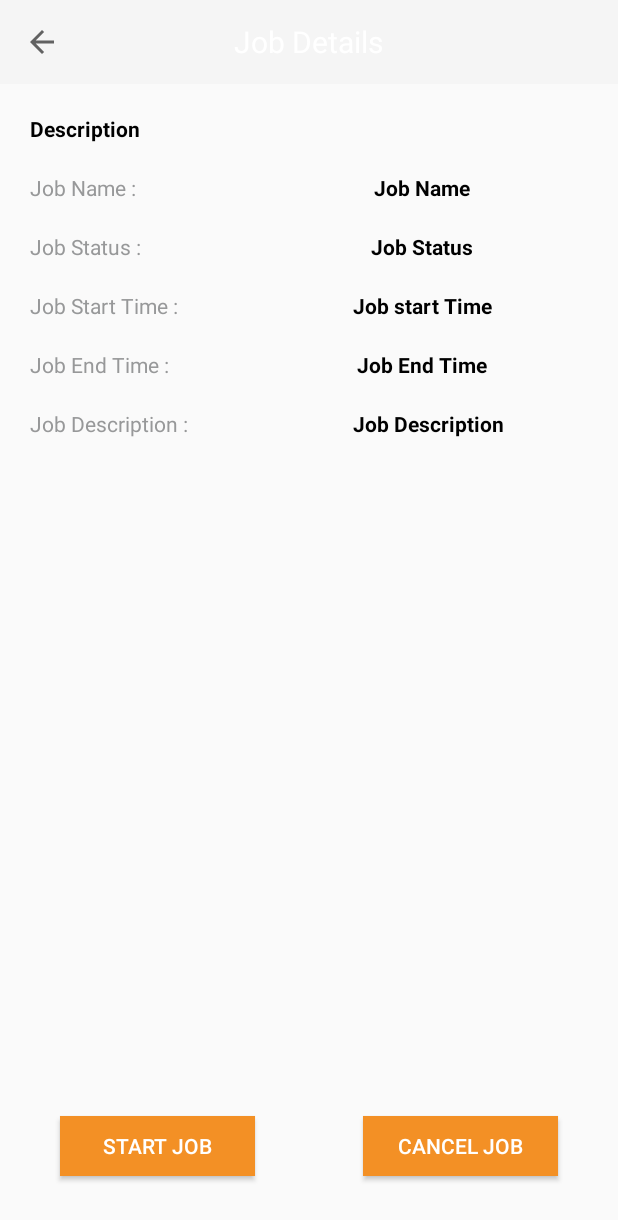
After one commit to shamisasghar/New-Logistics, an Android app: the fragment JobDetailsFragment placed in its activity, on a phone screen of 412 x 824 dp. The commit adds this screen. Shown: the top 1220 px of the screen. Run offline under Robolectric (Android 15) with nearby library versions, the phone set to English and light mode, and no system bars; libraries missing offline, so code that uses them is left out: iammert.com.expandablelib; 4 statements that could not run were skipped.

Commit message:
Job Details fragment

```diff
--- a/app/src/main/java/com/appinspire/dailybudget/Adapter/JobNotifiyAdapter.java
+++ b/app/src/main/java/com/appinspire/dailybudget/Adapter/JobNotifiyAdapter.java
@@ -14,6 +14,7 @@ import android.widget.Toast;
 
 import com.appinspire.dailybudget.FrameActivity;
 import com.appinspire.dailybudget.R;
+import com.appinspire.dailybudget.fragments.JobDetailsFragment;
 import com.appinspire.dailybudget.models.JobInfo_;
 import com.appinspire.dailybudget.utils.Constants;
 
@@ -83,10 +84,10 @@ public class JobNotifiyAdapter extends RecyclerView.Adapter<JobNotifiyAdapter.Vi
 //                        context.startActivity(intent);
 //                    ActivityUtils.startActivity(context, FrameActivity.class,JobDetailFragment.class.getName(),null);
                     // ((Activity)context).finish();
-//                    Intent intent = new Intent(context, FrameActivity.class);
-//                    intent.putExtra(Constants.FRAGMENT_NAME, JobDetailFragment.class.getName());
-////                    intent.putExtra(Constants.DATA, bundle);
-//                    context.startActivity(intent);
+                    Intent intent = new Intent(context, FrameActivity.class);
+                    intent.putExtra(Constants.FRAGMENT_NAME, JobDetailsFragment.class.getName());
+//                    intent.putExtra(Constants.DATA, bundle);
+                    context.startActivity(intent);
 
 //                    }
 //
--- a/app/src/main/java/com/appinspire/dailybudget/FrameActivity.java
+++ b/app/src/main/java/com/appinspire/dailybudget/FrameActivity.java
@@ -106,35 +106,35 @@ public class FrameActivity extends AppCompatActivity implements ToolbarListener
 
     }
 
-    @Override
-    public boolean onCreateOptionsMenu(Menu menu) {
-        getMenuInflater().inflate(R.menu.menu_main, menu);
-        View view = menu.findItem(R.id.notification_bell).getActionView();
-        mNumberOfCartItemsText = (TextView) view.findViewById(R.id.text_number_of_cart_items);
-
-        if ( infoList== null) {
-            mNumberOfCartItemsText.setText("0");
-        } else {
-            mNumberOfCartItemsText.setText(String.valueOf(infoList.size()));
-        }
-
-        view.setOnClickListener(new View.OnClickListener() {
-            @Override
-            public void onClick(View v) {
-//                Intent intent=new Intent(getApplicationContext(),JobNotifyActivity.class);
-//                startActivity(intent);
-//                overridePendingTransition(R.anim.push_up_in, R.anim.push_up_out);
-//                finish();
-//                Toast.makeText(HomeActivity.this, "bell", Toast.LENGTH_SHORT).show();
-                ActivityUtils.startActivity(getApplicationContext(), FrameActivity.class,JobNotificationFragment.class.getName(),null);
-
-            }
-        });
-//        ImageView cartImage = (ImageView) view.findViewById(R.id.image_cart);
-//        cartImage.setCol
-
-        return true;
-    }
+//    @Override
+//    public boolean onCreateOptionsMenu(Menu menu) {
+//        getMenuInflater().inflate(R.menu.menu_main, menu);
+//        View view = menu.findItem(R.id.notification_bell).getActionView();
+//        mNumberOfCartItemsText = (TextView) view.findViewById(R.id.text_number_of_cart_items);
+//
+//        if ( infoList== null) {
+//            mNumberOfCartItemsText.setText("0");
+//        } else {
+//            mNumberOfCartItemsText.setText(String.valueOf(infoList.size()));
+//        }
+//
+////        view.setOnClickListener(new View.OnClickListener() {
+////            @Override
+////            public void onClick(View v) {
+//////                Intent intent=new Intent(getApplicationContext(),JobNotifyActivity.class);
+//////                startActivity(intent);
+//////                overridePendingTransition(R.anim.push_up_in, R.anim.push_up_out);
+//////                finish();
+//////                Toast.makeText(HomeActivity.this, "bell", Toast.LENGTH_SHORT).show();
+////                ActivityUtils.startActivity(getApplicationContext(), FrameActivity.class,JobNotificationFragment.class.getName(),null);
+////
+////            }
+////        });
+////        ImageView cartImage = (ImageView) view.findViewById(R.id.image_cart);
+////        cartImage.setCol
+//
+//        return true;
+//    }
 
     @Override
     public boolean onOptionsItemSelected(MenuItem item) {
@@ -143,10 +143,10 @@ public class FrameActivity extends AppCompatActivity implements ToolbarListener
                 // app icon in action bar clicked; goto parent activity.
                 onBackPressed();
                 return true;
-            case R.id.notification_bell:
-                ActivityUtils.startActivity(this,SimpleFrameActivity.class,HomeFragment.class.getName(),null, AnimationEnum.VERTICAL);
-                break;
-            default:
+//            case R.id.notification_bell:
+//                ActivityUtils.startActivity(this,SimpleFrameActivity.class,HomeFragment.class.getName(),null, AnimationEnum.VERTICAL);
+//                break;
+//            default:
                 // ...
         }
         return super.onOptionsItemSelected(item);
--- a/app/src/main/java/com/appinspire/dailybudget/api/ApiInterface.java
+++ b/app/src/main/java/com/appinspire/dailybudget/api/ApiInterface.java
@@ -48,15 +48,15 @@ public interface ApiInterface {
 
     @GET("iof/get_driver_info/")
     Call<WebAPIResponse<Profile>> getprofile(@Query("driver_id") int driver_id);
-//
-//    @GET("iof/get_app_jobs/")
-//    Call<WebAPIResponse<JobDetail>> getalldata(@Query("job_id") int job_id);
-//
-//    @PUT("iof/driver_job_update")
-//    Call<WebAPIResponse<StartJob>> startjob(@Body HashMap<String, Object> body);
-//
-//    @PUT("iof/driver_job_update")
-//    Call<WebAPIResponse<JobEnd>> endjob(@Body HashMap<String, Object> body);
+
+    @GET("iof/get_app_jobs/")
+    Call<WebAPIResponse<JobDetail>> getalldata(@Query("job_id") int job_id);
+
+    @PUT("iof/driver_job_update")
+    Call<WebAPIResponse<StartJob>> startjob(@Body HashMap<String, Object> body);
+
+    @PUT("iof/driver_job_update")
+    Call<WebAPIResponse<JobEnd>> endjob(@Body HashMap<String, Object> body);
     class MyOkHttpClient {
 
 
--- /dev/null
+++ b/app/src/main/java/com/appinspire/dailybudget/fragments/JobDetailsFragment.java
@@ -0,0 +1,200 @@
+package com.appinspire.dailybudget.fragments;
+
+import android.content.Context;
+import android.content.Intent;
+import android.content.SharedPreferences;
+import android.os.Bundle;
+import android.support.annotation.Nullable;
+import android.support.design.widget.Snackbar;
+import android.support.v4.app.Fragment;
+import android.support.v4.content.ContextCompat;
+import android.support.v4.widget.SwipeRefreshLayout;
+import android.view.LayoutInflater;
+import android.view.View;
+import android.view.ViewGroup;
+import android.widget.Button;
+import android.widget.TextView;
+import android.widget.Toast;
+
+import com.appinspire.dailybudget.FrameActivity;
+import com.appinspire.dailybudget.R;
+import com.appinspire.dailybudget.api.ApiInterface;
+import com.appinspire.dailybudget.models.JobDetail;
+import com.appinspire.dailybudget.models.PayloadNotification;
+import com.appinspire.dailybudget.models.StartJob;
+import com.appinspire.dailybudget.models.WebAPIResponse;
+import com.appinspire.dailybudget.toolbox.ToolbarListener;
+import com.appinspire.dailybudget.utils.AppUtils;
+import com.appinspire.dailybudget.utils.Constants;
+import com.appinspire.dailybudget.utils.GsonUtils;
+import com.appinspire.dailybudget.utils.LoginUtils;
+
+import java.text.SimpleDateFormat;
+import java.util.Calendar;
+import java.util.HashMap;
+
+import retrofit2.Call;
+import retrofit2.Callback;
+import retrofit2.Response;
+
+import static android.content.Context.MODE_PRIVATE;
+
+/**
+ * Created by Metis on 21-Jan-18.
+ */
+
+public class JobDetailsFragment extends Fragment {
+    View view;
+    Context fContext;
+    Button btn_start, btn_cancel;
+    TextView jbname, jbstatus, jbstart, jbend, decrptin;
+    String getUserAssociatedEntity, actual_start_time;
+    private SwipeRefreshLayout swipelayout;
+    PayloadNotification payloadNotification;
+    SharedPreferences.Editor editor;
+    SharedPreferences pref;
+
+    @Override
+    public void onAttach(Context context) {
+        super.onAttach(context);
+        fContext = context;
+        if (context instanceof ToolbarListener) {
+            ((ToolbarListener) context).setTitle("Job Details");
+        }
+    }
+
+    @Override
+    public View onCreateView(LayoutInflater inflater, @Nullable ViewGroup container, @Nullable Bundle savedInstanceState) {
+        view = inflater.inflate(R.layout.fragment_job_details, container, false);
+
+        btn_start = (Button) view.findViewById(R.id.btn_startjob);
+        btn_cancel = (Button) view.findViewById(R.id.btn_canceljob);
+        swipelayout = (SwipeRefreshLayout) view.findViewById(R.id.layout_swipe);
+        jbname = (TextView) view.findViewById(R.id.txt_jobname);
+        jbstatus = (TextView) view.findViewById(R.id.txt_status);
+        jbstart = (TextView) view.findViewById(R.id.txt_starttime);
+        jbend = (TextView) view.findViewById(R.id.txt_endtime);
+        decrptin = (TextView) view.findViewById(R.id.txt_description);
+        getUserAssociatedEntity = LoginUtils.getUserAssociatedEntity(getActivity());
+        pref = getActivity().getSharedPreferences("TAG", MODE_PRIVATE);
+
+        Calendar c = Calendar.getInstance();
+        System.out.println("Current time =&gt; " + c.getTime());
+        SimpleDateFormat df = new SimpleDateFormat("yyyy-MM-dd HH:mm:ss");
+        actual_start_time = df.format(c.getTime());
+//         Now formattedDate have current date/time
+        // Toast.makeText(getActivity(), actual_start_time, Toast.LENGTH_SHORT).show();
+
+
+        btn_start.setOnClickListener(new View.OnClickListener() {
+            @Override
+            public void onClick(View v) {
+                HashMap<String, Object> body = new HashMap<>();
+                body.put("job_id",13);
+                body.put("actual_start_time", actual_start_time);
+                body.put("driver_id", Integer.parseInt(getUserAssociatedEntity));
+
+                ApiInterface.retrofit.startjob(body).enqueue(new Callback<WebAPIResponse<StartJob>>() {
+                    @Override
+                    public void onResponse(Call<WebAPIResponse<StartJob>> call, Response<WebAPIResponse<StartJob>> response) {
+//                        if (response.body().status) {
+                        String strlat,strlng,endlat,endlng;
+                        strlat= String.valueOf(response.body().response.getJobStartLat());
+                        strlng= String.valueOf(response.body().response.getJobStartLng());
+                        endlat= String.valueOf(response.body().response.getJobEndLat());
+                        endlng= String.valueOf(response.body().response.getJobEndLng());
+
+                        editor = pref.edit();
+                        editor.putString("Startlat", strlat);
+                        editor.putString("Startlng", strlng);
+                        editor.putString("Endlat", endlat);
+                        editor.putString("Endlng", endlng);
+                        editor.putString("Actualstart", actual_start_time);
+                        editor.commit();
+                        Toast.makeText(fContext, "hhh", Toast.LENGTH_SHORT).show();
+//                        Intent intent = new Intent(getContext(), ActiveJobActivity.class);
+//                        startActivity(intent);
+//                        getActivity().finish();
+
+                    }
+
+                    @Override
+                    public void onFailure(Call<WebAPIResponse<StartJob>> call, Throwable t) {
+
+                        Snackbar snackbar = Snackbar.make(swipelayout, "Establish Network Connection!", Snackbar.LENGTH_SHORT);
+                        View sbView = snackbar.getView();
+                        TextView textView = (TextView) sbView.findViewById(android.support.design.R.id.snackbar_text);
+                        sbView.setBackgroundColor(ContextCompat.getColor(getActivity(), R.color.colorPrimary));
+                        textView.setTextColor(ContextCompat.getColor(getActivity(), R.color.colorDialogToolbarText));
+                        textView.setTextAlignment(View.TEXT_ALIGNMENT_CENTER);
+                        snackbar.show();
+                    }
+                });
+
+
+            }
+        });
+        btn_cancel.setOnClickListener(new View.OnClickListener() {
+            @Override
+            public void onClick(View v) {
+                FrameActivity frameActivity=(FrameActivity)getActivity();
+                frameActivity.onBackPressed();
+
+                //   ActivityUtils.startActivityForResult(getActivity(), FrameActivity.class, JobNoticationFragment.class.getName(), null, 1);
+//                Intent intent = new Intent(getActivity(), HomeActivity.class);
+//                startActivity(intent);
+//                finish();
+            }
+        });
+        Bundle extras = getActivity().getIntent().getExtras();
+        Bundle value = null;
+        if (extras != null) {
+            value = extras.getBundle(Constants.DATA);
+            if (value != null) {
+                payloadNotification = GsonUtils.fromJson(value.getString(Constants.PAYLOAD), PayloadNotification.class);
+            }
+            else {
+                ApiInterface.retrofit.getalldata(13).enqueue(new Callback<WebAPIResponse<JobDetail>>() {
+                    @Override
+                    public void onResponse(Call<WebAPIResponse<JobDetail>> call, Response<WebAPIResponse<JobDetail>> response) {
+                        if (response.body().status) {
+
+                            jbname.setText(response.body().response.getName());
+                            jbstatus.setText(response.body().response.getStatus());
+                            jbstart.setText(AppUtils.getFormattedDate(response.body().response.getJobStartDatetime()) + " " + AppUtils.getTime(response.body().response.getJobStartDatetime()));
+                            jbend.setText(AppUtils.getFormattedDate(response.body().response.getJobEndDatetime()) + " " + AppUtils.getTime(response.body().response.getJobEndDatetime()));
+                            decrptin.setText(response.body().response.getDescription());
+                            String strttime,endtime;
+
+                            strttime=AppUtils.getFormattedDate(response.body().response.getJobStartDatetime()) + " " + AppUtils.getTime(response.body().response.getJobStartDatetime());
+                            endtime=AppUtils.getFormattedDate(response.body().response.getJobEndDatetime()) + " " + AppUtils.getTime(response.body().response.getJobEndDatetime());
+                            editor = pref.edit();
+                            editor.putString("Startjob",strttime);
+                            editor.putString("Startend",endtime);
+                            editor.commit();
+
+                        }
+                    }
+
+                    @Override
+                    public void onFailure(Call<WebAPIResponse<JobDetail>> call, Throwable t) {
+
+                        Snackbar snackbar = Snackbar.make(swipelayout, "Establish Network Connection!", Snackbar.LENGTH_SHORT);
+                        View sbView = snackbar.getView();
+                        TextView textView = (TextView) sbView.findViewById(android.support.design.R.id.snackbar_text);
+                        sbView.setBackgroundColor(ContextCompat.getColor(getActivity(), R.color.colorPrimary));
+                        textView.setTextColor(ContextCompat.getColor(getActivity(), R.color.colorDialogToolbarText));
+                        textView.setTextAlignment(View.TEXT_ALIGNMENT_CENTER);
+                        snackbar.show();
+                    }
+                });
+            }
+        }
+
+
+        return view;
+
+    }
+
+
+}
--- /dev/null
+++ b/app/src/main/res/layout/fragment_job_details.xml
@@ -0,0 +1,187 @@
+<?xml version="1.0" encoding="utf-8"?>
+
+<android.support.v4.widget.SwipeRefreshLayout
+    xmlns:android="http://schemas.android.com/apk/res/android"
+    android:id="@+id/layout_swipe"
+    android:layout_width="match_parent"
+    android:layout_height="match_parent">
+
+    <RelativeLayout
+        android:layout_width="match_parent"
+        android:layout_height="match_parent">
+        <LinearLayout
+            android:id="@+id/linear_description"
+            android:layout_width="match_parent"
+            android:layout_height="wrap_content"
+            android:layout_margin="20dp"
+            android:orientation="horizontal">
+            <TextView
+                android:id="@+id/label_description"
+                android:layout_width="0dp"
+                android:layout_height="wrap_content"
+                android:layout_weight="1"
+                android:hint="Description"
+                android:textColorHint="#000000"
+                android:textStyle="bold" />
+        </LinearLayout>
+        <LinearLayout
+            android:id="@+id/linear_jobname"
+            android:layout_width="match_parent"
+            android:layout_below="@+id/linear_description"
+            android:layout_height="wrap_content"
+           android:layout_marginLeft="20dp"
+            android:orientation="horizontal">
+
+            <TextView
+                android:id="@+id/label_jobname"
+                android:layout_width="0dp"
+                android:layout_height="wrap_content"
+                android:layout_weight="1"
+                android:hint="Job Name :"
+                android:textColorHint="@color/colorPrimaryDark"/>
+
+            <TextView
+                android:id="@+id/txt_jobname"
+                android:layout_width="0dp"
+                android:gravity="center"
+                android:layout_height="wrap_content"
+                android:layout_weight="2"
+                android:hint="Job Name"
+                android:textColorHint="#000000"
+                android:textStyle="bold" />
+        </LinearLayout>
+
+        <LinearLayout
+            android:id="@+id/linear_jobstatus"
+            android:layout_width="match_parent"
+            android:layout_height="wrap_content"
+            android:layout_below="@+id/linear_jobname"
+            android:layout_marginLeft="20dp"
+            android:layout_marginTop="20dp"
+            android:orientation="horizontal">
+
+            <TextView
+                android:id="@+id/label_jobstatus"
+                android:layout_width="0dp"
+                android:layout_height="wrap_content"
+                android:layout_weight="1"
+                android:hint="Job Status :"
+                android:textColorHint="@color/colorPrimaryDark"/>
+
+            <TextView
+                android:id="@+id/txt_status"
+                android:layout_width="0dp"
+                android:gravity="center"
+                android:layout_height="wrap_content"
+                android:layout_weight="2"
+                android:hint="Job Status"
+                android:textColorHint="#000000"
+                android:textStyle="bold" />
+        </LinearLayout>
+        <LinearLayout
+            android:id="@+id/linear_starttime"
+            android:layout_width="match_parent"
+            android:layout_height="wrap_content"
+           android:layout_marginLeft="20dp"
+            android:layout_marginTop="20dp"
+            android:layout_below="@+id/linear_jobstatus"
+            android:orientation="horizontal">
+
+            <TextView
+                android:id="@+id/label_jobsstarttime"
+                android:layout_width="0dp"
+                android:layout_height="wrap_content"
+                android:layout_weight="1"
+                android:hint="Job Start Time :"
+                android:textColorHint="@color/colorPrimaryDark" />
+
+            <TextView
+                android:id="@+id/txt_starttime"
+                android:layout_width="0dp"
+                android:layout_height="wrap_content"
+                android:layout_weight="2"
+                android:gravity="center"
+                android:hint="Job start Time"
+                android:textColorHint="#000000"
+                android:textStyle="bold" />
+        </LinearLayout>
+
+        <LinearLayout
+            android:id="@+id/linear_endtime"
+            android:layout_width="match_parent"
+            android:layout_height="wrap_content"
+            android:layout_marginLeft="20dp"
+            android:layout_marginTop="20dp"
+            android:layout_below="@+id/linear_starttime"
+            android:orientation="horizontal">
+
+            <TextView
+                android:id="@+id/label_endtime"
+                android:layout_width="0dp"
+                android:layout_height="wrap_content"
+                android:layout_weight="1"
+                android:hint="Job End Time :"
+                android:textColorHint="@color/colorPrimaryDark" />
+
+            <TextView
+                android:id="@+id/txt_endtime"
+                android:layout_width="0dp"
+                android:layout_height="wrap_content"
+                android:layout_weight="2"
+                android:hint="Job End Time"
+                android:gravity="center"
+                android:textColorHint="#000000"
+                android:textStyle="bold" />
+        </LinearLayout>
+
+        <LinearLayout
+            android:id="@+id/linear_jobdescription"
+            android:layout_width="match_parent"
+            android:layout_height="wrap_content"
+            android:layout_below="@+id/linear_endtime"
+            android:layout_marginLeft="20dp"
+            android:layout_marginTop="20dp"
+            android:orientation="horizontal">
+
+            <TextView
+                android:id="@+id/label_jobdescription"
+                android:layout_width="0dp"
+                android:layout_height="wrap_content"
+                android:layout_weight="1.1"
+                android:hint="Job Description :"
+                android:textColorHint="@color/colorPrimaryDark" />
+
+            <TextView
+                android:id="@+id/txt_description"
+                android:layout_width="0dp"
+                android:layout_height="wrap_content"
+                android:layout_weight="2"
+                android:hint="Job Description"
+                android:gravity="center_horizontal"
+                android:textColorHint="#000000"
+                android:textStyle="bold" />
+        </LinearLayout>
+
+        <Button
+            android:id="@+id/btn_startjob"
+            android:layout_width="130dp"
+            android:layout_height="40dp"
+            android:layout_alignParentBottom="true"
+            android:background="@color/colorAccent2"
+            android:text="Start Job"
+            android:layout_margin="40dp"
+            android:textColor="@color/colorAccent"/>
+
+        <Button
+            android:id="@+id/btn_canceljob"
+            android:layout_width="130dp"
+            android:layout_height="40dp"
+            android:layout_alignParentEnd="true"
+            android:layout_margin="40dp"
+            android:layout_alignParentBottom="true"
+            android:background="@color/colorAccent2"
+            android:text="Cancel Job"
+            android:textColor="@color/colorAccent"/>
+    </RelativeLayout>
+
+</android.support.v4.widget.SwipeRefreshLayout>
--- a/app/src/main/res/values/colors.xml
+++ b/app/src/main/res/values/colors.xml
@@ -4,6 +4,7 @@
     <color name="colorPrimary">#3096D2</color><!-- ok Only used in styles.xml -->
     <color name="colorPrimaryDark">#979899</color> <!-- Toolbar Color -->
     <color name="colorAccent">#ffffff</color> <!-- ok Only used in styles.xml -->
+    <color name="colorAccent2">#F39025</color>
     <color name="colorMain">#c82209</color>
     <color name="colorwhite">#ffffff</color>
     <!--App Background-->
```
